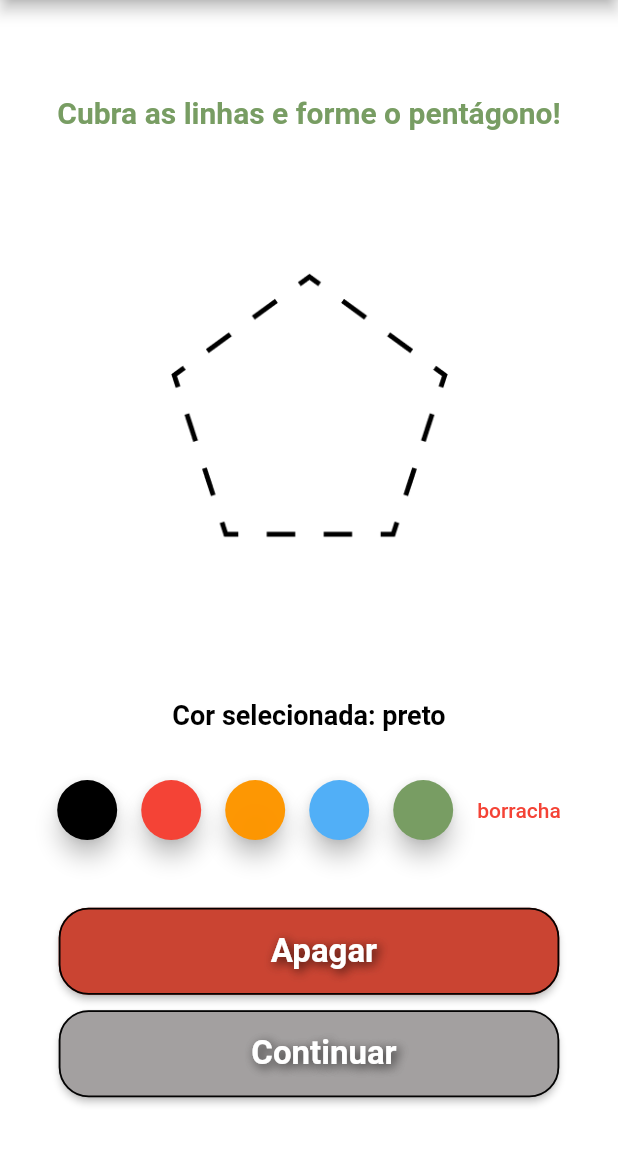
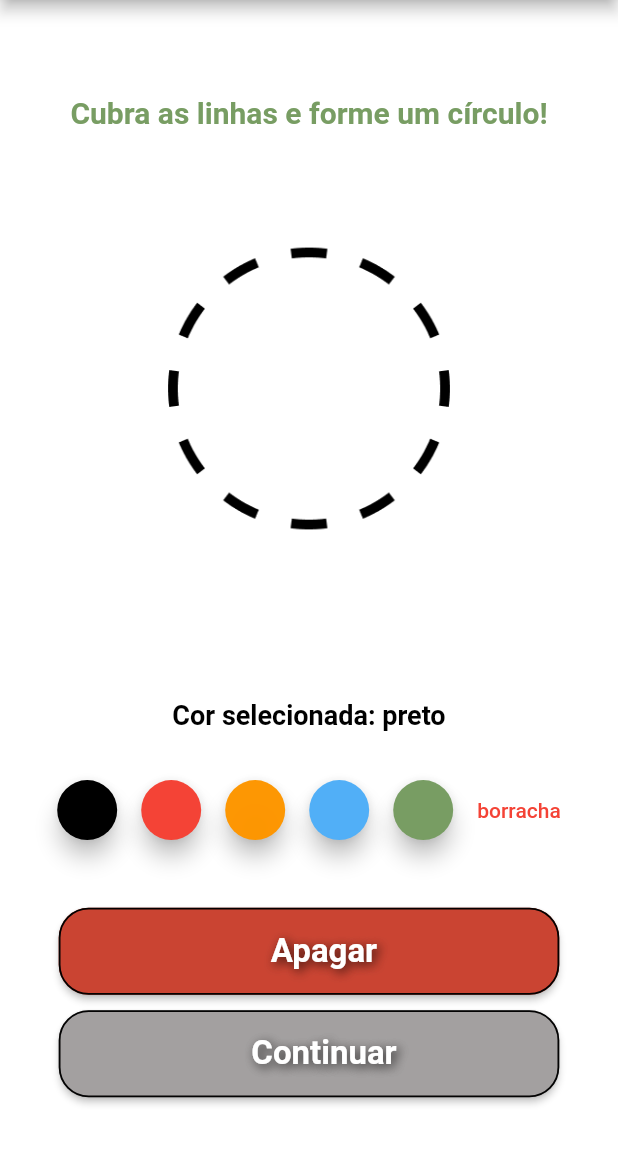
Before and after one commit to viniciusOLN/drawtism, a Flutter app: the LevelPage screen opened directly, after a tap on an icon or button, on a phone screen of 412 x 824 dp, the part 84-1236 px from its top. Run offline on Flutter 3.47's test engine with Material 2 defaults, Android fonts, the phone set to English and light mode, and no system bars; our stand-ins replace audioplayers, bloc, flutter_bloc, flutter_tts, get, shared_preferences; missing offline and left inert: camera_camera, sendgrid_mailer; accounts and stored records are empty.

Commit message:
corrigindo erro

```diff
--- a/lib/app/features/drawpage/presentation/controllers/drawing_controller.dart
+++ b/lib/app/features/drawpage/presentation/controllers/drawing_controller.dart
@@ -137,7 +137,7 @@ class DrawingPageController extends GetxController {
     );
 
     EmailSender emailSender = EmailSender(
-      subject: "Aquarela Autista - $username ${DateTime.now()}",
+      subject: "Aquarela Autista - $username",
       toAddress: "autistaaquarela@gmail.com",
       attachments: List.generate(
         listPathImages.length,
--- a/lib/app/features/resultpage/presentation/resultpage.dart
+++ b/lib/app/features/resultpage/presentation/resultpage.dart
@@ -1,4 +1,5 @@
 import 'package:drawtism/app/features/drawpage/presentation/controllers/drawing_controller.dart';
+import 'package:drawtism/app/features/levelpage/presentation/levelpage.dart';
 import 'package:drawtism/app/features/resultpage/presentation/domain/entities/result_entity.dart';
 import 'package:drawtism/app/global/utils/colors.dart';
 import 'package:drawtism/app/global/utils/deviceUtils.dart';
@@ -105,7 +106,12 @@ class ResultPage extends StatelessWidget {
                         );
                         return;
                       }
-                      Navigator.pushNamed(context, '/level');
+                      Get.to(
+                        () => LevelPage(
+                          levels: levels,
+                          isDrawPage: true,
+                        ),
+                      );
                     },
                     title: 'Clique Aqui',
                     style: TextStyles.whiteTextButtonStyle,
--- a/lib/app/global/utils/levels.dart
+++ b/lib/app/global/utils/levels.dart
@@ -62,26 +62,26 @@ List<Levels> levels = [
       ),
     ],
   ),
-  Levels(
-    isMadeIt: false,
-    listTasks: [
-      Level(
-        identifyTask: "At4-L1",
-        urlImage: "assets/images/challenges/challenge_4_1.png",
-        title: 'Cubra as linhas e forme o pentágono!',
-      ),
-      Level(
-        identifyTask: "At4-L2",
-        urlImage: "assets/images/challenges/challenge_4_2.png",
-        title: 'Cubra as linhas e forme o pentágono igual ao anterior!',
-      ),
-      Level(
-        identifyTask: "At4-L3",
-        urlImage: "assets/images/challenges/challenge_4_3.png",
-        title: 'Ligue os pontos e forme o pentágono!',
-      ),
-    ],
-  ),
+  // Levels(
+  //   isMadeIt: false,
+  //   listTasks: [
+  //     Level(
+  //       identifyTask: "At4-L1",
+  //       urlImage: "assets/images/challenges/challenge_4_1.png",
+  //       title: 'Cubra as linhas e forme o pentágono!',
+  //     ),
+  //     Level(
+  //       identifyTask: "At4-L2",
+  //       urlImage: "assets/images/challenges/challenge_4_2.png",
+  //       title: 'Cubra as linhas e forme o pentágono igual ao anterior!',
+  //     ),
+  //     Level(
+  //       identifyTask: "At4-L3",
+  //       urlImage: "assets/images/challenges/challenge_4_3.png",
+  //       title: 'Ligue os pontos e forme o pentágono!',
+  //     ),
+  //   ],
+  // ),
   Levels(
     isMadeIt: false,
     listTasks: [
@@ -162,44 +162,44 @@ List<Levels> levels = [
       ),
     ],
   ),
-  Levels(
-    isMadeIt: false,
-    listTasks: [
-      Level(
-        identifyTask: "At9-L1",
-        urlImage: "assets/images/challenges/challenge_9_1.png",
-        title: 'Cubra as linhas e forme a estrelinha!',
-      ),
-      Level(
-        identifyTask: "At9-L2",
-        urlImage: "assets/images/challenges/challenge_9_2.png",
-        title: 'Ligue as linhas e forme uma estrelinha igual a anterior!',
-      ),
-      Level(
-        identifyTask: "At9-L3",
-        urlImage: "assets/images/challenges/challenge_9_3.png",
-        title: 'Ligue os pontos e forme uma estrelinha igual a anterior!',
-      ),
-    ],
-  ),
-  Levels(
-    isMadeIt: false,
-    listTasks: [
-      Level(
-        identifyTask: "At10-L1",
-        urlImage: "assets/images/challenges/challenge_10_1.png",
-        title: 'Cubra as linhas e forme um triângulo!',
-      ),
-      Level(
-        identifyTask: "At10-L2",
-        urlImage: "assets/images/challenges/challenge_10_2.png",
-        title: 'Ligue as linhas e forme um triângulo igual a anterior!',
-      ),
-      Level(
-        identifyTask: "At10-L3",
-        urlImage: "assets/images/challenges/challenge_10_3.png",
-        title: 'Ligue os pontos e forme um triângulo igual a anterior!',
-      ),
-    ],
-  ),
+  // Levels(
+  //   isMadeIt: false,
+  //   listTasks: [
+  //     Level(
+  //       identifyTask: "At9-L1",
+  //       urlImage: "assets/images/challenges/challenge_9_1.png",
+  //       title: 'Cubra as linhas e forme a estrelinha!',
+  //     ),
+  //     Level(
+  //       identifyTask: "At9-L2",
+  //       urlImage: "assets/images/challenges/challenge_9_2.png",
+  //       title: 'Ligue as linhas e forme uma estrelinha igual a anterior!',
+  //     ),
+  //     Level(
+  //       identifyTask: "At9-L3",
+  //       urlImage: "assets/images/challenges/challenge_9_3.png",
+  //       title: 'Ligue os pontos e forme uma estrelinha igual a anterior!',
+  //     ),
+  //   ],
+  // ),
+  // Levels(
+  //   isMadeIt: false,
+  //   listTasks: [
+  //     Level(
+  //       identifyTask: "At10-L1",
+  //       urlImage: "assets/images/challenges/challenge_10_1.png",
+  //       title: 'Cubra as linhas e forme um triângulo!',
+  //     ),
+  //     Level(
+  //       identifyTask: "At10-L2",
+  //       urlImage: "assets/images/challenges/challenge_10_2.png",
+  //       title: 'Ligue as linhas e forme um triângulo igual a anterior!',
+  //     ),
+  //     Level(
+  //       identifyTask: "At10-L3",
+  //       urlImage: "assets/images/challenges/challenge_10_3.png",
+  //       title: 'Ligue os pontos e forme um triângulo igual a anterior!',
+  //     ),
+  //   ],
+  // ),
 ];
```
